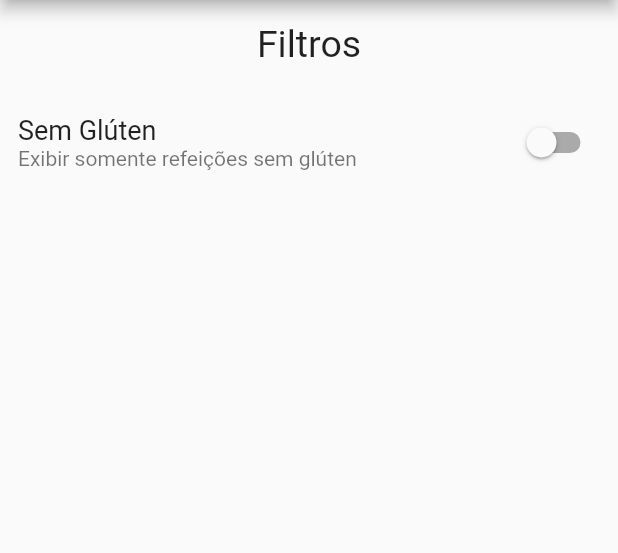
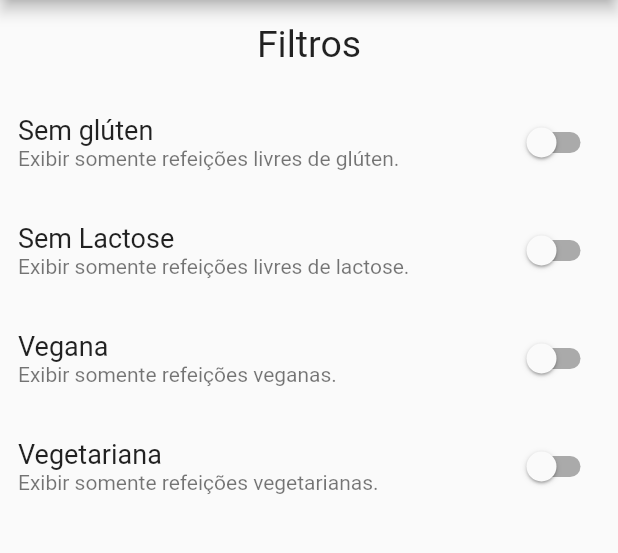
Before and after one commit to kiszewski/Meals, a Flutter app: the ConfigsPage screen opened by its route, on a phone screen of 412 x 824 dp, the part 84-637 px from its top. Run offline on Flutter 3.47's test engine with Material 2 defaults, Android fonts, the phone set to English and light mode, and no system bars.

Commit message:
filter implementation is done

```diff
--- /dev/null
+++ b/lib/app/pages/configs/components/filter_tile_widget.dart
@@ -0,0 +1,42 @@
+import 'package:flutter/material.dart';
+
+class FilterTileWidget extends StatelessWidget {
+  final String title;
+  final String description;
+  final bool filterValue;
+  final Function(bool value) changeValue;
+
+  FilterTileWidget({
+    @required this.title,
+    @required this.description,
+    @required this.filterValue,
+    @required this.changeValue,
+  });
+
+  @override
+  Widget build(BuildContext context) {
+    return Padding(
+      padding: const EdgeInsets.all(12),
+      child: Row(
+        mainAxisSize: MainAxisSize.max,
+        mainAxisAlignment: MainAxisAlignment.spaceBetween,
+        children: [
+          Column(
+            crossAxisAlignment: CrossAxisAlignment.start,
+            children: [
+              Text(
+                title,
+                style: TextStyle(fontSize: 18, fontWeight: FontWeight.w400),
+              ),
+              Text(
+                description,
+                style: TextStyle(color: Colors.black54),
+              ),
+            ],
+          ),
+          Switch(value: filterValue, onChanged: changeValue)
+        ],
+      ),
+    );
+  }
+}
--- a/lib/app/pages/configs/configs_page.dart
+++ b/lib/app/pages/configs/configs_page.dart
@@ -1,5 +1,6 @@
 import 'package:flutter/material.dart';
 import 'package:meals/app/pages/components/drawer/drawer_widget.dart';
+import 'package:meals/app/pages/configs/components/filter_tile_widget.dart';
 import 'package:meals/app/viewmodels/change_configs_viewmodel.dart';
 import 'package:provider/provider.dart';
 
@@ -12,7 +13,6 @@ class _ConfigsPageState extends State<ConfigsPage> {
   @override
   Widget build(BuildContext context) {
     final configs = Provider.of<ChangeConfigsViewModel>(context);
-
     return Scaffold(
       appBar: AppBar(
         title: const Text('Configurações'),
@@ -33,32 +33,30 @@ class _ConfigsPageState extends State<ConfigsPage> {
               )
             ],
           ),
-          Padding(
-            padding: const EdgeInsets.all(12),
-            child: Row(
-              mainAxisSize: MainAxisSize.max,
-              mainAxisAlignment: MainAxisAlignment.spaceBetween,
-              children: [
-                Column(
-                  crossAxisAlignment: CrossAxisAlignment.start,
-                  children: [
-                    Text(
-                      'Sem Glúten',
-                      style:
-                          TextStyle(fontSize: 18, fontWeight: FontWeight.w400),
-                    ),
-                    Text(
-                      'Exibir somente refeições sem glúten',
-                      style: TextStyle(color: Colors.black54),
-                    ),
-                  ],
-                ),
-                Switch(
-                    value: configs.noGluten,
-                    onChanged: (value) => configs.changeGluten(value))
-              ],
-            ),
-          )
+          FilterTileWidget(
+            title: "Sem glúten",
+            description: "Exibir somente refeições livres de glúten.",
+            filterValue: configs.noGluten,
+            changeValue: configs.changeGluten,
+          ),
+          FilterTileWidget(
+            title: "Sem Lactose",
+            description: "Exibir somente refeições livres de lactose.",
+            filterValue: configs.noLactose,
+            changeValue: configs.changeLactose,
+          ),
+          FilterTileWidget(
+            title: "Vegana",
+            description: "Exibir somente refeições veganas.",
+            filterValue: configs.onlyVegan,
+            changeValue: configs.changeVegan,
+          ),
+          FilterTileWidget(
+            title: "Vegetariana",
+            description: "Exibir somente refeições vegetarianas.",
+            filterValue: configs.onlyVegetarian,
+            changeValue: configs.changeVegetarian,
+          ),
         ],
       ),
     );
--- a/lib/app/pages/meals/meals_controller.dart
+++ b/lib/app/pages/meals/meals_controller.dart
@@ -1,3 +1,4 @@
+import 'package:meals/app/models/configs_model.dart';
 import 'package:meals/app/models/meal_model.dart';
 import 'package:meals/data/dummy_data.dart';
 
@@ -7,9 +8,13 @@ class MealsController {
 
   static const List<MealModel> mealList = DUMMY_MEALS;
 
-  List<MealModel> getMealsByCategory(String category) {
+  List<MealModel> getMealsByCategory(String category, ConfigsModel configs) {
     return mealList
         .where((meal) => meal.categories.any((cat) => cat == category))
+        .where((meal) => configs.noGluten ? meal.isGlutenFree && configs.noGluten : true)
+        .where((meal) => configs.noLactose ? meal.isLactoseFree && configs.noLactose : true)
+        .where((meal) => configs.onlyVegan ? meal.isVegan && configs.onlyVegan : true)
+        .where((meal) => configs.onlyVegetarian ? meal.isVegetarian && configs.onlyVegetarian : true)
         .toList();
   }
 }
--- a/lib/app/pages/meals/meals_page.dart
+++ b/lib/app/pages/meals/meals_page.dart
@@ -3,12 +3,15 @@ import 'package:meals/app/models/category_model.dart';
 import 'package:meals/app/models/meal_model.dart';
 import 'package:meals/app/pages/meals/components/meal_item_widget.dart';
 import 'package:meals/app/pages/meals/meals_controller.dart';
+import 'package:meals/app/viewmodels/change_configs_viewmodel.dart';
+import 'package:provider/provider.dart';
 
 class MealsPage extends StatelessWidget {
   @override
   Widget build(BuildContext context) {
     final CategoryModel category = ModalRoute.of(context).settings.arguments;
-    final List<MealModel> mealListFiltered = MealsController.instance.getMealsByCategory(category.id);
+    final configs = Provider.of<ChangeConfigsViewModel>(context);
+    final List<MealModel> mealListFiltered = MealsController.instance.getMealsByCategory(category.id, configs.configs);
 
     return Scaffold(
       appBar: AppBar(
--- a/lib/app/viewmodels/change_configs_viewmodel.dart
+++ b/lib/app/viewmodels/change_configs_viewmodel.dart
@@ -9,7 +9,34 @@ class ChangeConfigsViewModel extends ChangeNotifier {
     notifyListeners();
   }
 
-    bool get noGluten {
+  changeLactose(bool value) {
+    configs.noLactose = value;
+    notifyListeners();
+  }
+
+  changeVegan(bool value) {
+    configs.onlyVegan = value;
+    notifyListeners();
+  }
+
+  changeVegetarian(bool value) {
+    configs.onlyVegetarian = value;
+    notifyListeners();
+  }
+
+  bool get noGluten {
     return configs.noGluten;
   }
+
+  bool get noLactose {
+    return configs.noLactose;
+  }
+
+  bool get onlyVegan {
+    return configs.onlyVegan;
+  }
+
+  bool get onlyVegetarian {
+    return configs.onlyVegetarian;
+  }
 }
```
